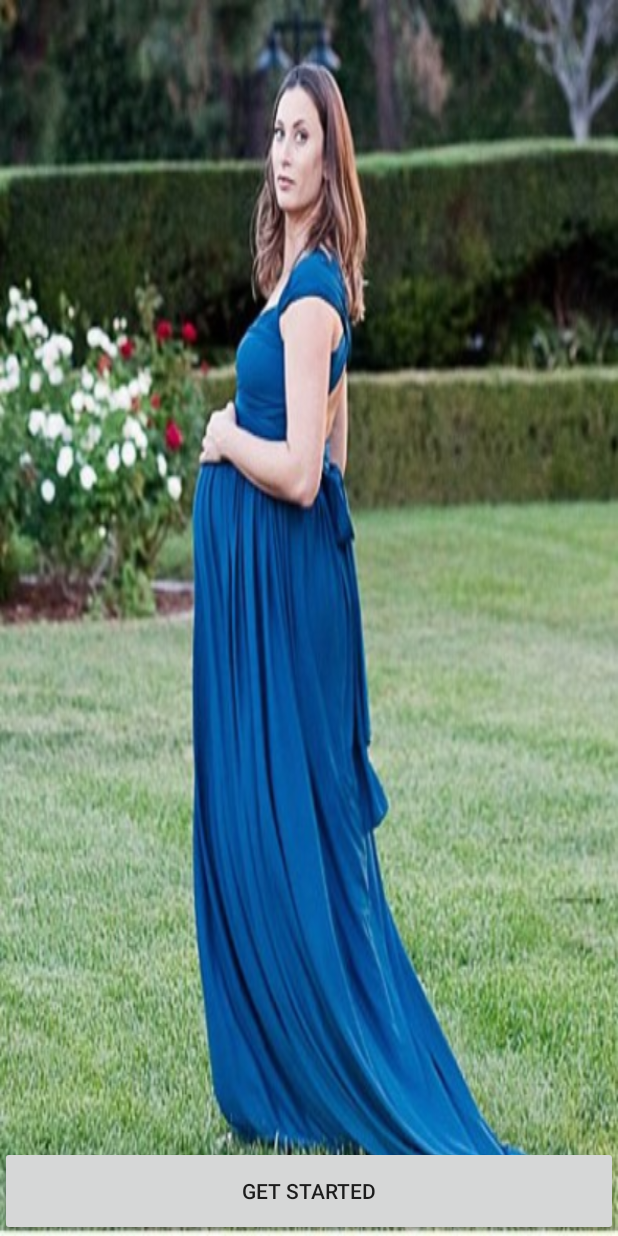
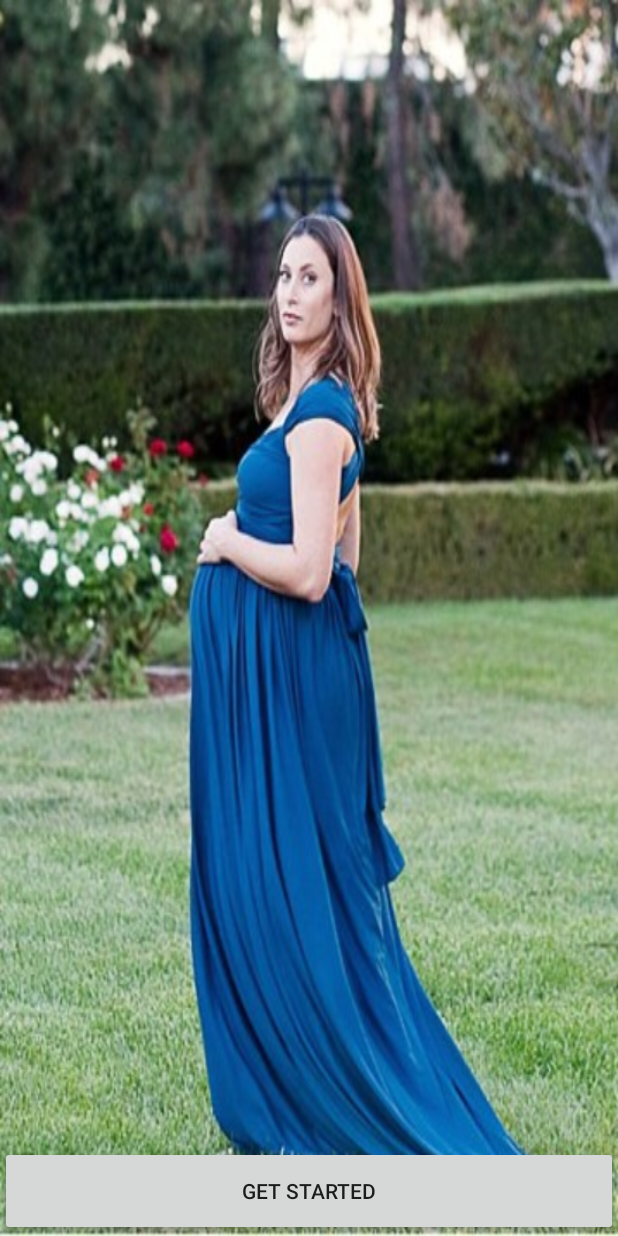
Before and after one commit to ranjit1997/Action_bar_tabbed, an Android app: the screen it shows after launch (First_page), on a phone screen of 412 x 824 dp. Run offline under Robolectric (Android 15) with nearby library versions, the phone set to English and light mode, and no system bars.

Commit message:
new
update

```diff
--- a/app/src/main/res/layout/activity_first_page.xml
+++ b/app/src/main/res/layout/activity_first_page.xml
@@ -3,7 +3,7 @@
     xmlns:app="http://schemas.android.com/apk/res-auto"
     xmlns:tools="http://schemas.android.com/tools"
     android:layout_width="match_parent"
-    android:background="@drawable/maternity"
+    android:background="@drawable/maternity2"
     android:layout_height="match_parent"
     tools:context=".First_page">
 
```
Also changed, not shown: app/src/main/res/drawable/maternity2.jpg (added).
